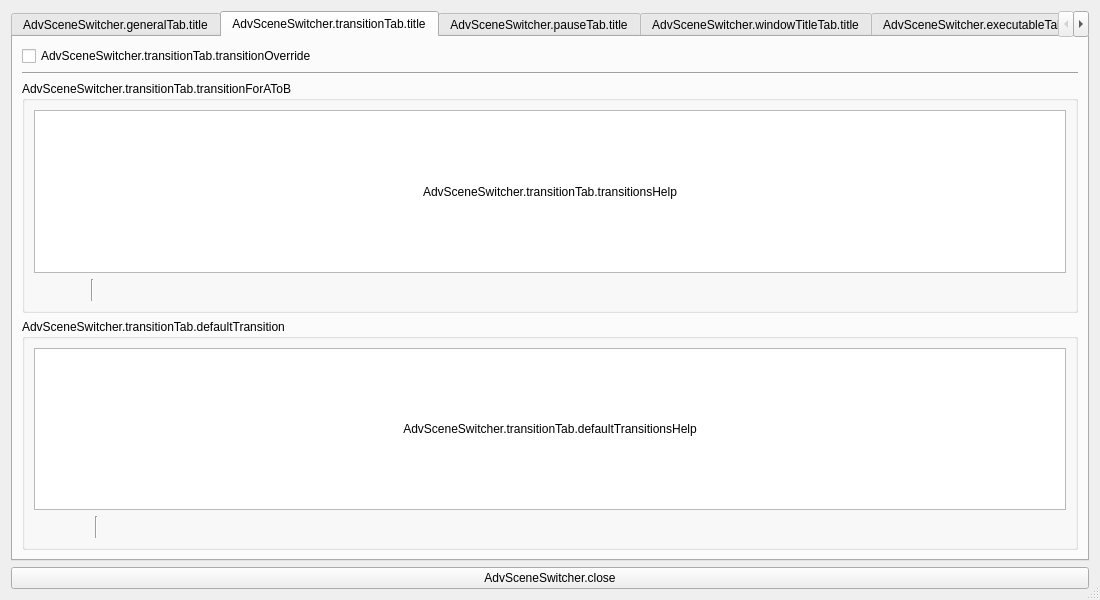
This is forms/advanced-scene-switcher.ui in WarmUpTill/SceneSwitcher as Qt 5 draws it before an edit. The edited form follows.
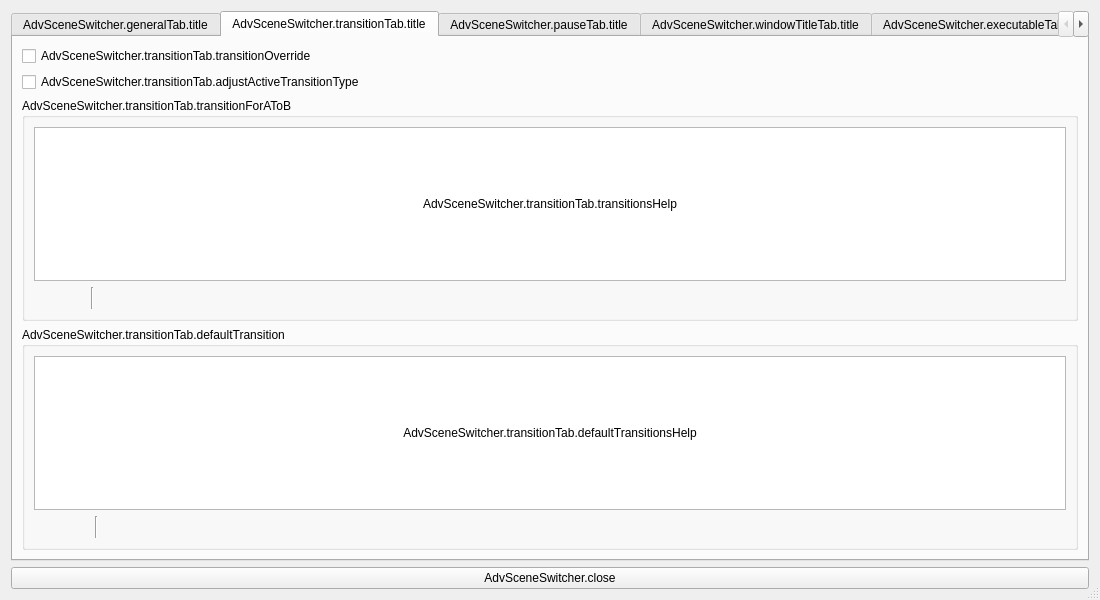
This is the edited form. The open tabs and pages were chosen to show the change. Icons and pictures are not drawn.

Commit message: Add new adjustActiveTransitionType checkbox

```diff
--- a/forms/advanced-scene-switcher.ui
+++ b/forms/advanced-scene-switcher.ui
@@ -573,9 +573,9 @@
         </widget>
        </item>
        <item>
-        <widget class="Line" name="line_17">
-         <property name="orientation">
-          <enum>Qt::Horizontal</enum>
+        <widget class="QCheckBox" name="adjustActiveTransitionType">
+         <property name="text">
+          <string>AdvSceneSwitcher.transitionTab.adjustActiveTransitionType</string>
          </property>
         </widget>
        </item>
```
